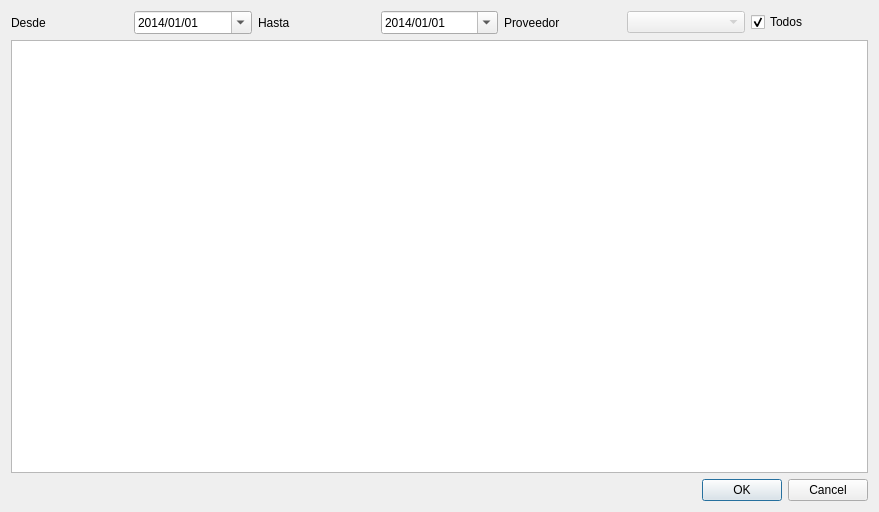
Before: the Qt Designer form verfacturas.ui in Ladis72/tienda, drawn with Qt 5.
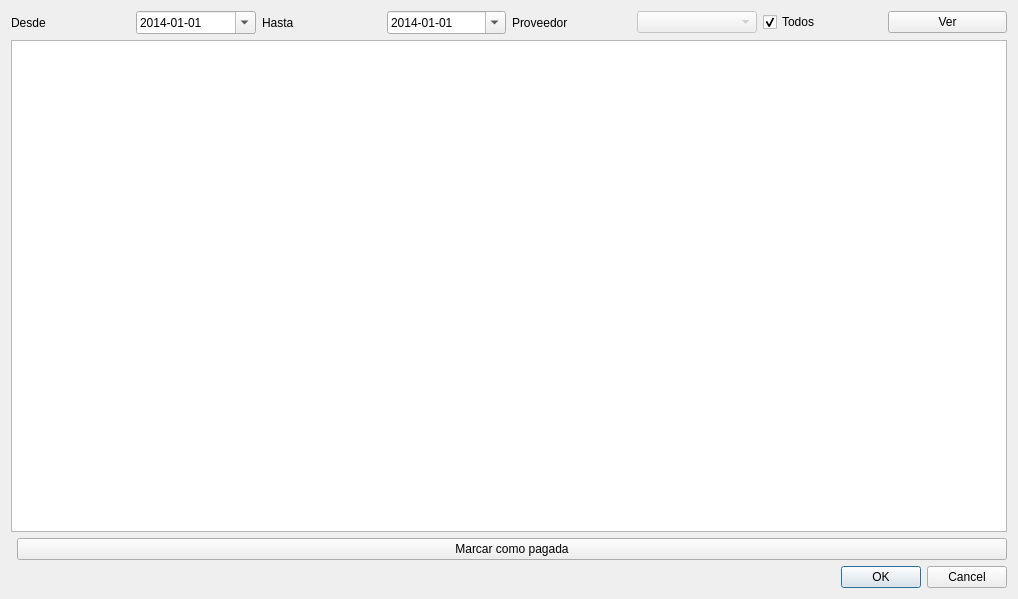
After: the same form once the commit is applied.

The edit to the form file:
```diff
--- a/verfacturas.ui
+++ b/verfacturas.ui
@@ -6,15 +6,15 @@
    <rect>
     <x>0</x>
     <y>0</y>
-    <width>879</width>
-    <height>512</height>
+    <width>1018</width>
+    <height>599</height>
    </rect>
   </property>
   <property name="windowTitle">
    <string>Dialog</string>
   </property>
   <layout class="QGridLayout" name="gridLayout">
-   <item row="2" column="1">
+   <item row="3" column="1">
     <widget class="QDialogButtonBox" name="buttonBox">
      <property name="orientation">
       <enum>Qt::Horizontal</enum>
@@ -25,7 +25,17 @@
     </widget>
    </item>
    <item row="1" column="0" colspan="2">
-    <widget class="QTableView" name="tableView"/>
+    <widget class="QTableView" name="tableView">
+     <property name="alternatingRowColors">
+      <bool>true</bool>
+     </property>
+     <property name="selectionMode">
+      <enum>QAbstractItemView::SingleSelection</enum>
+     </property>
+     <property name="selectionBehavior">
+      <enum>QAbstractItemView::SelectRows</enum>
+     </property>
+    </widget>
    </item>
    <item row="0" column="0" colspan="2">
     <layout class="QHBoxLayout" name="horizontalLayout">
@@ -46,7 +56,7 @@
         </date>
        </property>
        <property name="displayFormat">
-        <string>yyyy/MM/dd</string>
+        <string>yyyy-MM-dd</string>
        </property>
        <property name="calendarPopup">
         <bool>true</bool>
@@ -70,7 +80,7 @@
         </date>
        </property>
        <property name="displayFormat">
-        <string>yyyy/MM/dd</string>
+        <string>yyyy-MM-dd</string>
        </property>
        <property name="calendarPopup">
         <bool>true</bool>
@@ -101,8 +111,22 @@
        </property>
       </widget>
      </item>
+     <item>
+      <widget class="QPushButton" name="pushButtonVer">
+       <property name="text">
+        <string>Ver</string>
+       </property>
+      </widget>
+     </item>
     </layout>
    </item>
+   <item row="2" column="1">
+    <widget class="QPushButton" name="pushButton">
+     <property name="text">
+      <string>Marcar como pagada</string>
+     </property>
+    </widget>
+   </item>
   </layout>
  </widget>
  <resources/>
```
Left out of the diff: 2 changed lines with no effect on the pictures.
